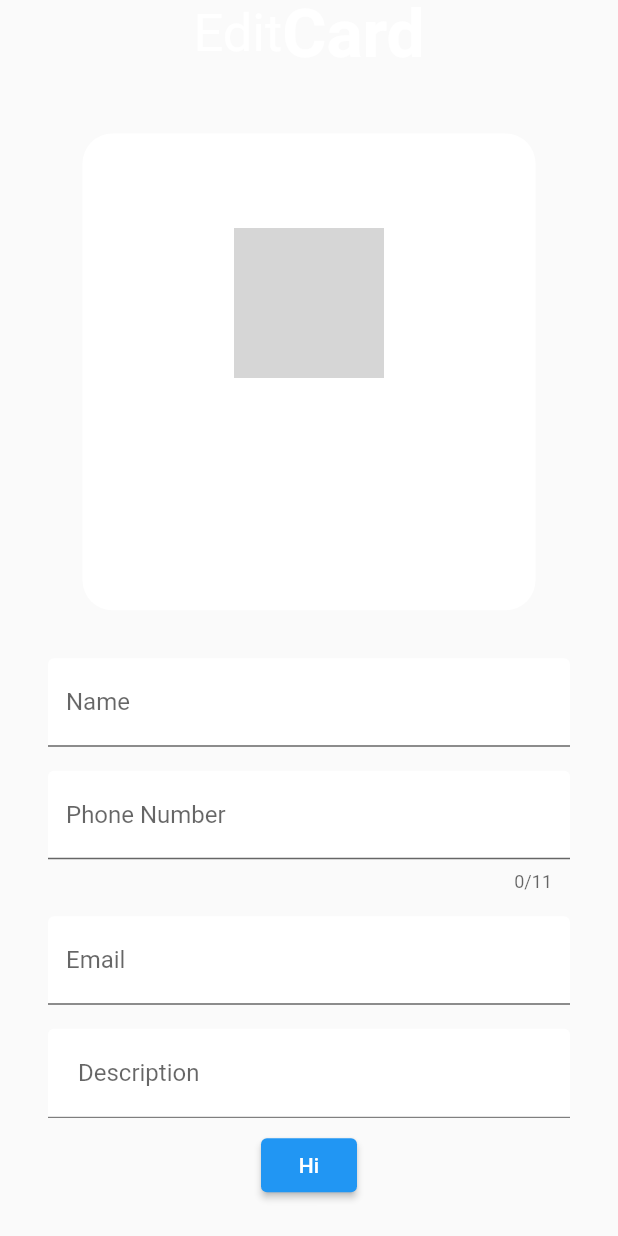
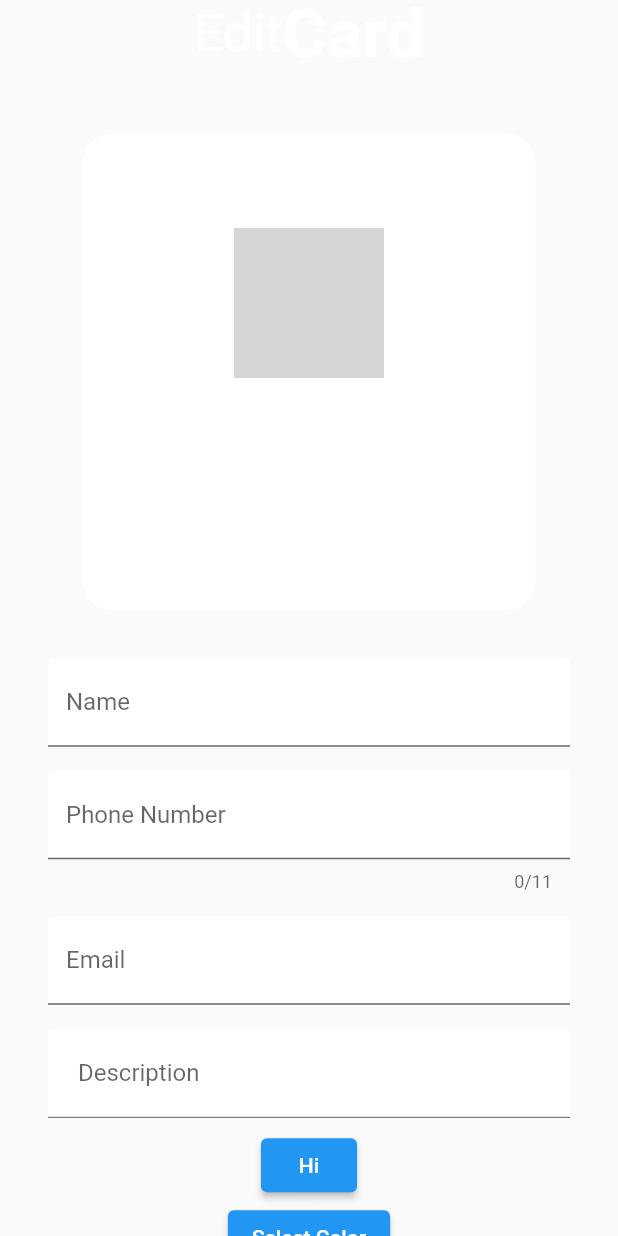
Before and after one commit to FroggoLight/WeCard-CI103-Course-Project, a Flutter app: what editPage() shows on an empty page, opened directly, scrolled down 44 dp, on a phone screen of 412 x 824 dp. Run offline on Flutter 3.47's test engine with Material 2 defaults, Android fonts, the light colour scheme and no system bars; our stand-ins replace image_picker; network calls fail; grey boxes are pictures that could not be loaded.

Commit message:
added color variable in blankCard

```diff
--- a/carde/lib/Elements/BlankCard.dart
+++ b/carde/lib/Elements/BlankCard.dart
@@ -9,6 +9,7 @@ class BlankCard extends StatelessWidget {
   String number;
   String email;
   String bio;
+  Color cardColor;
   File image;
 
   BlankCard(
@@ -17,6 +18,7 @@ class BlankCard extends StatelessWidget {
       required this.number,
       required this.email,
       required this.bio,
+      required this.cardColor,
       required this.image});
 
   editName(newName) {
@@ -49,7 +51,7 @@ class BlankCard extends StatelessWidget {
           child: Container(
               padding: EdgeInsets.symmetric(vertical: 10, horizontal: 10),
               decoration: BoxDecoration(
-                  color: Colors.white, borderRadius: BorderRadius.circular(20)),
+                  color: cardColor, borderRadius: BorderRadius.circular(20)),
               // Stuff Within The Card
               child: Padding(
                 padding: EdgeInsets.all(8.0),
--- a/carde/lib/Pages/editPage.dart
+++ b/carde/lib/Pages/editPage.dart
@@ -28,6 +28,7 @@ class _editPageState extends State<editPage> {
   String userNumber = "";
   String userEmail = "";
   String userBio = "";
+  Color userColor = Colors.white;
   File userImage = File("test.txt");
   var userCard;
   _editPageState() {
@@ -36,6 +37,7 @@ class _editPageState extends State<editPage> {
         number: userNumber,
         email: userEmail,
         bio: userBio,
+        cardColor: userColor,
         image: userImage);
     this.userCard = createCard;
   }
@@ -194,6 +196,11 @@ class _editPageState extends State<editPage> {
                     child: Text("Hi"),
                     onPressed: () {
                       selectImage(ImageSource.gallery);
+                    }),
+                ElevatedButton(
+                    child: Text("Select Color"),
+                    onPressed: () {
+                      print("test");
                     })
               ],
             ),
--- a/carde/pubspec.yaml
+++ b/carde/pubspec.yaml
@@ -30,7 +30,7 @@ environment:
 dependencies:
   flutter:
     sdk: flutter
-
+  flutter_colorpicker: ^1.0.3
 
   # The following adds the Cupertino Icons font to your application.
   # Use with the CupertinoIcons class for iOS style icons.
```
Also changed, not shown: carde/pubspec.lock.
